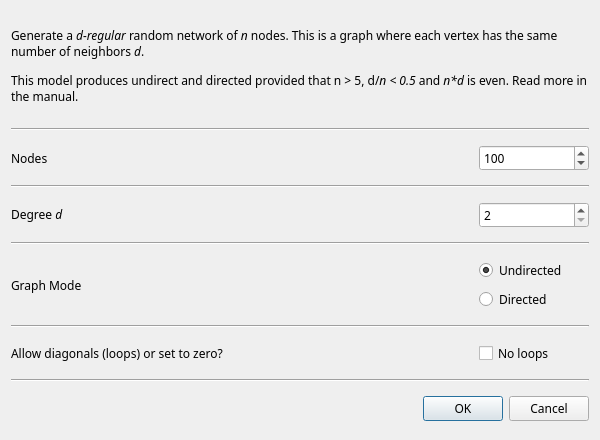
socnetv/app, file src/forms/dialograndregular.ui: the form before one commit.
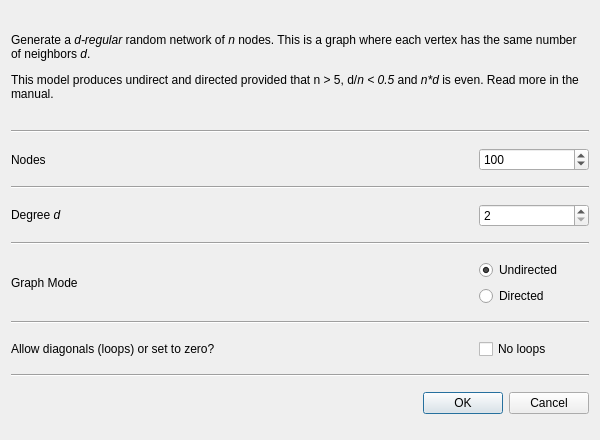
The form after the commit.

Commit message: fixed (reset) font family and font-sizes in all dialogs (once again...)

```diff
--- a/src/forms/dialograndregular.ui
+++ b/src/forms/dialograndregular.ui
@@ -52,11 +52,6 @@
        <height>95</height>
       </size>
      </property>
-     <property name="font">
-      <font>
-       <family>Sans Serif</family>
-      </font>
-     </property>
      <property name="frameShape">
       <enum>QFrame::NoFrame</enum>
      </property>
@@ -97,11 +92,6 @@
          <height>0</height>
         </size>
        </property>
-       <property name="font">
-        <font>
-         <family>Sans Serif</family>
-        </font>
-       </property>
        <property name="toolTip">
         <string>&lt;html&gt;&lt;head/&gt;&lt;body&gt;&lt;p&gt;The number n of nodes in the new Regular Network.&lt;/p&gt;&lt;p&gt;Note: For a &lt;span style=&quot; font-style:italic;&quot;&gt;d&lt;/span&gt;-regular graph of &lt;span style=&quot; font-style:italic;&quot;&gt;n&lt;/span&gt; nodes, it is necessary that &lt;span style=&quot; font-style:italic;&quot;&gt;n &amp;gt;= d + 1 &lt;/span&gt;and &lt;span style=&quot; font-style:italic;&quot;&gt;n*d &lt;/span&gt;is even&lt;/p&gt;&lt;/body&gt;&lt;/html&gt;</string>
        </property>
@@ -124,11 +114,6 @@
          <height>0</height>
         </size>
        </property>
-       <property name="font">
-        <font>
-         <family>Sans Serif</family>
-        </font>
-       </property>
        <property name="toolTip">
         <string>&lt;html&gt;&lt;head/&gt;&lt;body&gt;&lt;p&gt;Enter number n of nodes in the new Regular Network.&lt;/p&gt;&lt;p&gt;Constraints:  &lt;/p&gt;&lt;p&gt;&lt;span style=&quot; font-style:italic;&quot;&gt;n &amp;gt; 6  &lt;/span&gt;and &lt;span style=&quot; font-style:italic;&quot;/&gt;&lt;/p&gt;&lt;p&gt;&lt;span style=&quot; font-style:italic;&quot;&gt;d/n &amp;gt; 0.5  &lt;/span&gt;and&lt;/p&gt;&lt;p&gt;&lt;span style=&quot; font-style:italic;&quot;&gt;n*d &lt;/span&gt;is even&lt;/p&gt;&lt;/body&gt;&lt;/html&gt;</string>
        </property>
@@ -171,11 +156,6 @@
          <height>0</height>
         </size>
        </property>
-       <property name="font">
-        <font>
-         <family>Sans Serif</family>
-        </font>
-       </property>
        <property name="text">
         <string>&lt;html&gt;&lt;head/&gt;&lt;body&gt;&lt;p&gt;Degree &lt;span style=&quot; font-style:italic;&quot;&gt;d&lt;/span&gt;&lt;/p&gt;&lt;/body&gt;&lt;/html&gt;</string>
        </property>
@@ -189,11 +169,6 @@
          <height>0</height>
         </size>
        </property>
-       <property name="font">
-        <font>
-         <family>Sans Serif</family>
-        </font>
-       </property>
        <property name="toolTip">
         <string>&lt;html&gt;&lt;head/&gt;&lt;body&gt;&lt;p&gt;Enter the degree &lt;span style=&quot; font-style:italic;&quot;&gt;d&lt;/span&gt; each new node will have.&lt;/p&gt;&lt;p&gt;Constraints: &lt;/p&gt;&lt;p&gt;&lt;span style=&quot; font-style:italic;&quot;&gt;d/n &amp;gt; 0.5 &lt;/span&gt;and&lt;/p&gt;&lt;p&gt;&lt;span style=&quot; font-style:italic;&quot;&gt;n*d &lt;/span&gt;is even&lt;/p&gt;&lt;p&gt;In directed Graph Mode, this Degree &lt;span style=&quot; font-style:italic;&quot;&gt;d&lt;/span&gt; option corresponds to the outDegree and the inDegree, which will be both equal to &lt;span style=&quot; font-style:italic;&quot;&gt;d&lt;/span&gt; in the generated directed regular network. &lt;/p&gt;&lt;p&gt;&lt;br/&gt;&lt;/p&gt;&lt;/body&gt;&lt;/html&gt;</string>
        </property>
@@ -236,11 +211,6 @@
          <height>0</height>
         </size>
        </property>
-       <property name="font">
-        <font>
-         <family>Sans Serif</family>
-        </font>
-       </property>
        <property name="text">
         <string>Graph Mode</string>
        </property>
@@ -262,11 +232,6 @@
            <height>0</height>
           </size>
          </property>
-         <property name="font">
-          <font>
-           <family>Sans Serif</family>
-          </font>
-         </property>
          <property name="toolTip">
           <string>&lt;html&gt;&lt;head/&gt;&lt;body&gt;&lt;p&gt;Click &amp;quot;undirected&amp;quot; to generate an undirected &lt;span style=&quot; font-style:italic;&quot;&gt;d&lt;/span&gt;-regular network &lt;/p&gt;&lt;/body&gt;&lt;/html&gt;</string>
          </property>
@@ -295,11 +260,6 @@
            <height>0</height>
           </size>
          </property>
-         <property name="font">
-          <font>
-           <family>Sans Serif</family>
-          </font>
-         </property>
          <property name="toolTip">
           <string>&lt;html&gt;&lt;head/&gt;&lt;body&gt;&lt;p&gt;Click &amp;quot;directed&amp;quot; to generate a directed &lt;span style=&quot; font-style:italic;&quot;&gt;d&lt;/span&gt;-regular network. &lt;/p&gt;&lt;p&gt;In this case, the Degree &lt;span style=&quot; font-style:italic;&quot;&gt;d&lt;/span&gt; option above corresponds to the outDegree and the inDegree which will be both equal to &lt;span style=&quot; font-style:italic;&quot;&gt;d&lt;/span&gt; in the generated regular network. &lt;/p&gt;&lt;p&gt;For instance, if you select &lt;span style=&quot; font-style:italic;&quot;&gt;d&lt;/span&gt;=4 and &lt;span style=&quot; font-style:italic;&quot;&gt;Graph Mode&lt;/span&gt;=directed, then each new node will have outDegree=4 (four outbound edges) and inDegree=4 (four inbound edges). The inbound and outbound edges of each node will not necessarily be from / to the same nodes.&lt;/p&gt;&lt;/body&gt;&lt;/html&gt;</string>
          </property>
@@ -338,11 +298,6 @@
          <height>0</height>
         </size>
        </property>
-       <property name="font">
-        <font>
-         <family>Sans Serif</family>
-        </font>
-       </property>
        <property name="text">
         <string>Allow diagonals (loops) or set to zero?</string>
        </property>
@@ -364,11 +319,6 @@
            <height>0</height>
           </size>
          </property>
-         <property name="font">
-          <font>
-           <family>Sans Serif</family>
-          </font>
-         </property>
          <property name="toolTip">
           <string>Check to allow loops (nodes linking to themselves) in the new network</string>
          </property>
@@ -393,12 +343,6 @@
    </item>
    <item row="10" column="0">
     <widget class="QDialogButtonBox" name="buttonBox">
-     <property name="font">
-      <font>
-       <family>Sans Serif</family>
-       <stylestrategy>PreferDefault</stylestrategy>
-      </font>
-     </property>
      <property name="orientation">
       <enum>Qt::Horizontal</enum>
      </property>
```
The commit also changes 14 other files.
